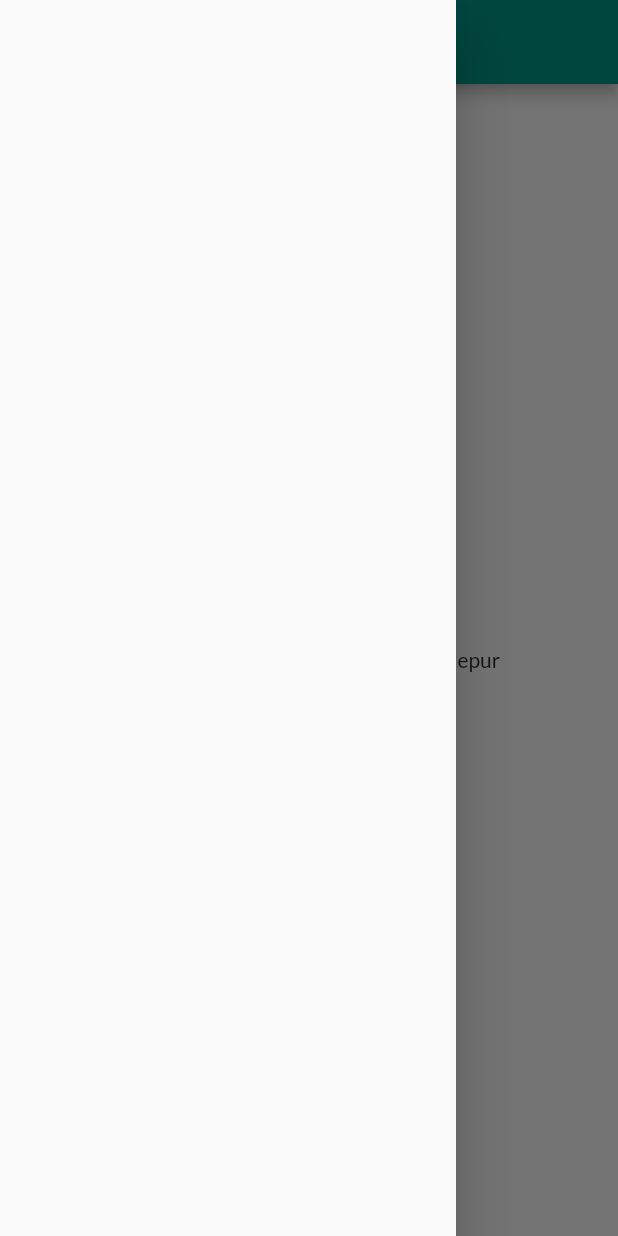
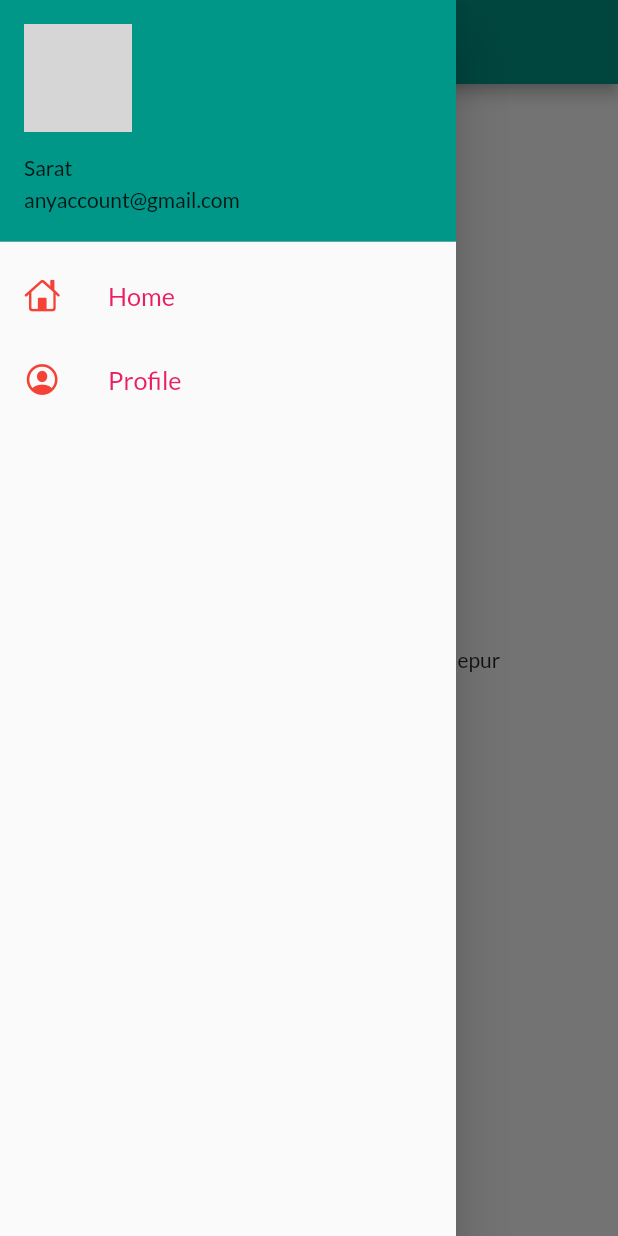
Before and after one commit to saikiasarat/30daysofFlutter, a Flutter app: the HomePage screen opened by its route, with the side drawer open, on a phone screen of 412 x 824 dp. Run offline on Flutter 3.47's test engine with Material 2 defaults, Android fonts, the phone set to English and light mode, and no system bars; our stand-ins replace google_fonts; network calls fail; grey boxes are pictures that could not be loaded.

Commit message:
day8 completed

```diff
--- a/lib/main.dart
+++ b/lib/main.dart
@@ -24,7 +24,7 @@ class MyApp extends StatelessWidget {
       darkTheme: ThemeData(
         brightness: Brightness.dark,
       ),
-      initialRoute: "/",
+      initialRoute: "MyRoutes.homeRoute",
       routes: {
         "/": (context) => LoginPage(),
         MyRoutes.homeRoute: (context) => HomePage(),
--- a/lib/pages/home_page.dart
+++ b/lib/pages/home_page.dart
@@ -1,4 +1,5 @@
 import 'package:flutter/material.dart';
+import 'package:flutter_application_1/widgets/drawer.dart';
 
 class HomePage extends StatelessWidget {
   @override
@@ -12,7 +13,7 @@ class HomePage extends StatelessWidget {
           child: Text("Welcome to $days days of Flutter by $name"),
         ),
       ),
-      drawer: Drawer(),
+      drawer: MyDrawer(),
     );
   }
 }
--- /dev/null
+++ b/lib/widgets/drawer.dart
@@ -0,0 +1,75 @@
+import 'package:flutter/cupertino.dart';
+import 'package:flutter/material.dart'
+    show
+        BuildContext,
+        CircleAvatar,
+        Colors,
+        Container,
+        Drawer,
+        DrawerHeader,
+        EdgeInsets,
+        Icon,
+        Key,
+        ListTile,
+        ListView,
+        NetworkImage,
+        StatelessWidget,
+        Text,
+        UserAccountsDrawerHeader,
+        Widget;
+
+class MyDrawer extends StatelessWidget {
+  const MyDrawer({Key? key}) : super(key: key);
+
+  @override
+  Widget build(BuildContext context) {
+    final imageUrl =
+        "https://www.google.com/imgres?imgurl=https%3A%2F%2Favatars0.githubusercontent.com%2Fu%2F12619420%3Fs%3D460%26u%3D26db98cbde1dd34c7c67b85c240505a436b2c36d%26v%3D4&imgrefurl=http%3A%2F%2Fphoenix.yizimg.com%2Fiampawan&tbnid=_MVSPMj2HSl6JM&vet=12ahUKEwixlpHOt4ryAhUg1XMBHSFBCeQQMygBegQIARBa..i&docid=2B5KJQyzawP0iM&w=460&h=460&q=iampawan&ved=2ahUKEwixlpHOt4ryAhUg1XMBHSFBCeQQMygBegQIARBa";
+    return Drawer(
+      child: Container(
+        child: ListView(
+          padding: EdgeInsets.zero,
+          children: [
+            DrawerHeader(
+              padding: EdgeInsets.zero,
+              child: UserAccountsDrawerHeader(
+                margin: EdgeInsets.zero,
+                accountName: Text("Sarat"),
+                accountEmail: Text("anyaccount@gmail.com"),
+                currentAccountPicture: CircleAvatar(
+                  backgroundImage: NetworkImage(imageUrl),
+                ),
+              ),
+            ),
+            ListTile(
+              leading: Icon(
+                CupertinoIcons.home,
+                color: Colors.red,
+              ),
+              title: Text(
+                "Home",
+                textScaleFactor: 1.2,
+                style: TextStyle(
+                  color: Colors.pink,
+                ),
+              ),
+            ),
+            ListTile(
+              leading: Icon(
+                CupertinoIcons.profile_circled,
+                color: Colors.red,
+              ),
+              title: Text(
+                "Profile",
+                textScaleFactor: 1.2,
+                style: TextStyle(
+                  color: Colors.pink,
+                ),
+              ),
+            )
+          ],
+        ),
+      ),
+    );
+  }
+}
```
Also changed, not shown: lib/pages/login_page.dart (+44 -27 lines), assets/images/hey.png (added).
